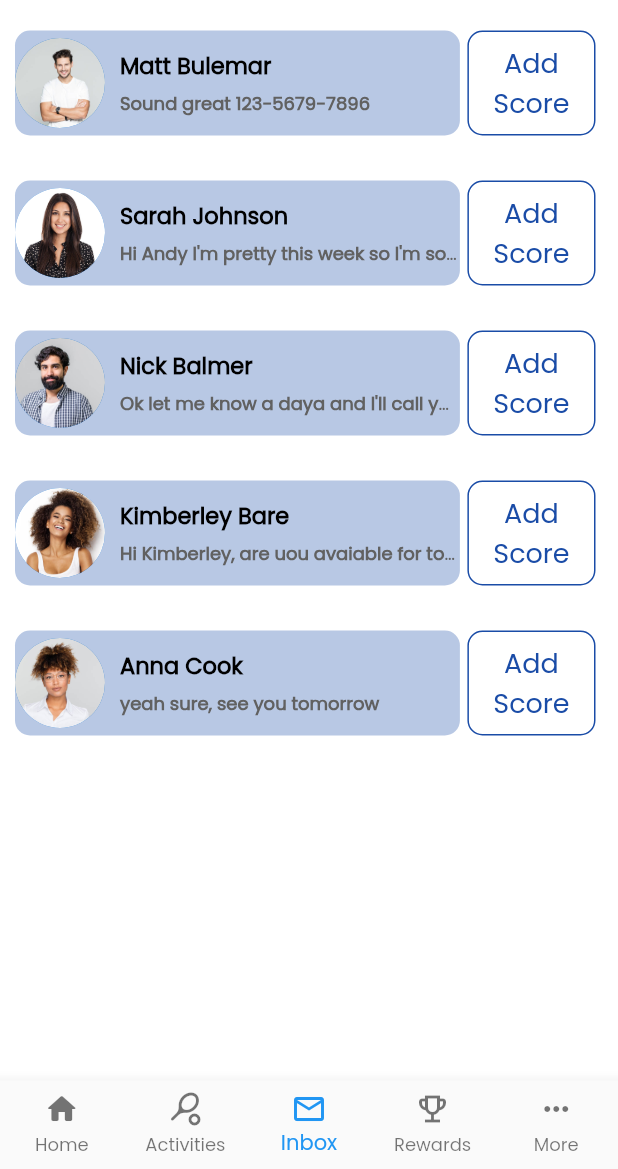
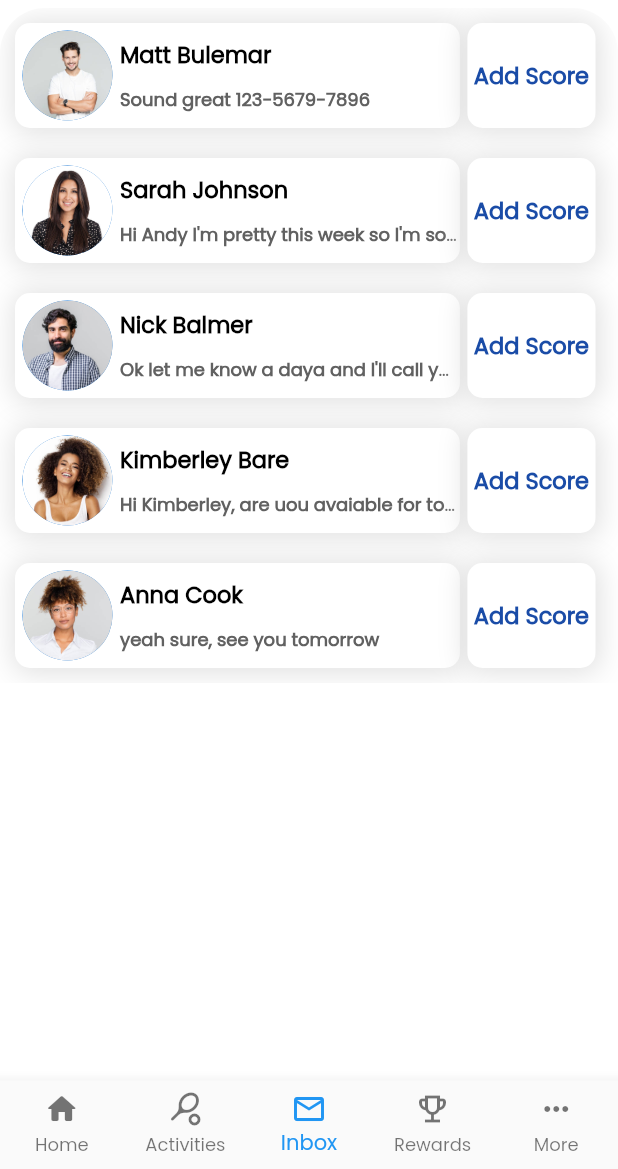
Before and after one commit to sgsm74/hackathon-phoenix, a Flutter app: the Inbox screen opened by its route, on a phone screen of 412 x 824 dp, the part 67-1236 px from its top. Run offline on Flutter 3.47's test engine with Material 2 defaults, Android fonts, the light colour scheme and no system bars; our stand-ins replace introduction_screen, syncfusion_flutter_gauges.

Commit message:
change inbox view ui + add some boxshadow

```diff
--- a/lib/presentation/screens/messages/inbox.dart
+++ b/lib/presentation/screens/messages/inbox.dart
@@ -62,30 +62,38 @@ class _InboxState extends State<Inbox> {
             shrinkWrap: true,
             itemBuilder: (BuildContext context, int index) {
               return Container(
-                padding: EdgeInsets.all(10),
+                padding: EdgeInsets.symmetric(horizontal: 10, vertical: 5),
                 child: Row(
                   mainAxisAlignment: MainAxisAlignment.spaceBetween,
                   children: [
                     Container(
                       height: 70,
                       decoration: BoxDecoration(
-                        color: Color(0xffB8C8E4),
+                        color: Colors.white,
                         borderRadius: BorderRadius.all(
                           Radius.circular(10),
                         ),
+                        boxShadow: [
+                          BoxShadow(
+                            blurRadius: 15,
+                            offset: Offset(1, 1),
+                            spreadRadius: 2,
+                            color: Colors.grey.shade300,
+                          ),
+                        ],
                       ),
                       child: Row(
                         children: [
-                          CircleAvatar(
-                            maxRadius: 30,
-                            backgroundImage: AssetImage(messages[index][0]),
-                          ),
-                          SizedBox(
-                            width: 10,
+                          Padding(
+                            padding: const EdgeInsets.all(5.0),
+                            child: CircleAvatar(
+                              maxRadius: 30,
+                              backgroundImage: AssetImage(messages[index][0]),
+                            ),
                           ),
                           Column(
                             crossAxisAlignment: CrossAxisAlignment.start,
-                            mainAxisAlignment: MainAxisAlignment.center,
+                            mainAxisAlignment: MainAxisAlignment.spaceEvenly,
                             children: [
                               Text(
                                 messages[index][2],
@@ -94,9 +102,6 @@ class _InboxState extends State<Inbox> {
                                   fontSize: 15,
                                   fontWeight: FontWeight.bold,
                                 ),
-                              ),
-                              SizedBox(
-                                height: 5,
                               ),
                               Container(
                                 width: MediaQuery.of(context).size.width * 0.55,
@@ -124,9 +129,18 @@ class _InboxState extends State<Inbox> {
                             height: 70,
                             margin: EdgeInsets.all(5),
                             decoration: BoxDecoration(
-                              border: Border.all(
+                              color: Colors.white,
+                              /* border: Border.all(
                                 color: Constants.primaryColor,
-                              ),
+                              ), */
+                              boxShadow: [
+                                BoxShadow(
+                                  blurRadius: 15,
+                                  offset: Offset(1, 1),
+                                  spreadRadius: 2,
+                                  color: Colors.grey.shade300,
+                                ),
+                              ],
                               borderRadius: BorderRadius.all(
                                 Radius.circular(10),
                               ),
@@ -148,7 +162,8 @@ class _InboxState extends State<Inbox> {
                                   textAlign: TextAlign.center,
                                   style: TextStyle(
                                     color: Constants.primaryColor,
-                                    fontSize: 18,
+                                    fontSize: 15,
+                                    fontWeight: FontWeight.bold,
                                   ),
                                 ),
                               ),
```
